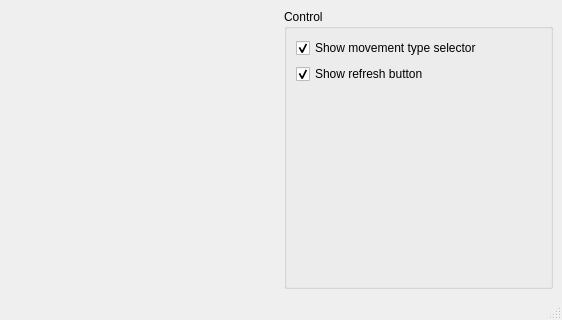
Above: demo/ui/demoMotorAxisController.ui from itom-project/itom before the change. Below: the same form after it.
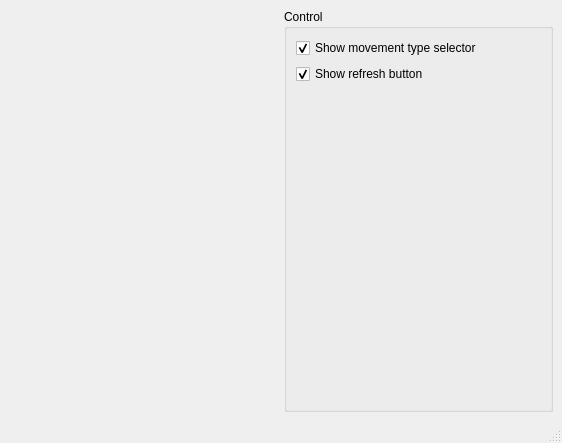
That is the form after the change. Custom widgets are drawn as their Qt base class.

Patch:
```diff
--- a/demo/ui/demoMotorAxisController.ui
+++ b/demo/ui/demoMotorAxisController.ui
@@ -7,7 +7,7 @@
     <x>0</x>
     <y>0</y>
     <width>562</width>
-    <height>320</height>
+    <height>443</height>
    </rect>
   </property>
   <property name="windowTitle">
```
Left out of the diff: 12 changed lines with no effect on the pictures.
